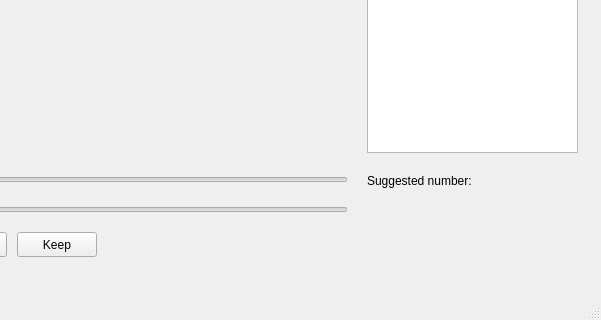
Qt form mainwindow.ui (GiteZz/FolderFilter) before a commit; both pictures show x 703 to 1304 and y 475 to 795 of the 1304 by 795 pixel window.
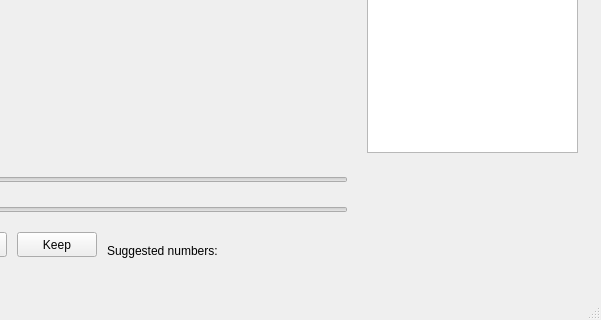
The same form after that commit.

Commit message: hotkeys for suggested number, plus adding them in gui

What changed in the file:
```diff
--- a/mainwindow.ui
+++ b/mainwindow.ui
@@ -223,14 +223,14 @@
    <widget class="QLabel" name="suggestNumberLabel">
     <property name="geometry">
      <rect>
-      <x>1070</x>
-      <y>630</y>
-      <width>181</width>
+      <x>810</x>
+      <y>700</y>
+      <width>121</width>
       <height>17</height>
      </rect>
     </property>
     <property name="text">
-     <string>Suggested number: </string>
+     <string>Suggested numbers:</string>
     </property>
    </widget>
   </widget>
```
Left out of the diff: 13 changed lines with no effect on the pictures. The commit also changes 2 other files.
